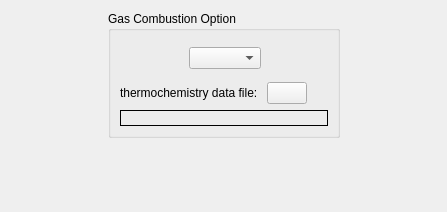
This is gui/Pages/GasCombustionForm.ui in code-saturne/code_saturne as Qt 5 draws it before an edit. The edited form follows.
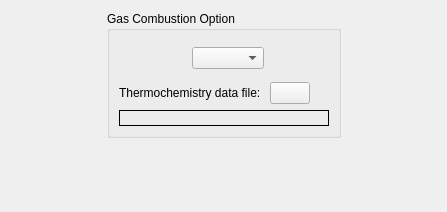
This is the edited form. Icons and pictures are not drawn.

Diff of the .ui file:
```diff
--- a/gui/Pages/GasCombustionForm.ui
+++ b/gui/Pages/GasCombustionForm.ui
@@ -92,7 +92,7 @@
         <item row="1" column="0" colspan="2">
          <widget class="QLabel" name="labelMeteoData">
           <property name="text">
-           <string>thermochemistry data file: </string>
+           <string>Thermochemistry data file: </string>
           </property>
          </widget>
         </item>
```
Left out of the diff: 2 changed lines with no effect on the pictures.
